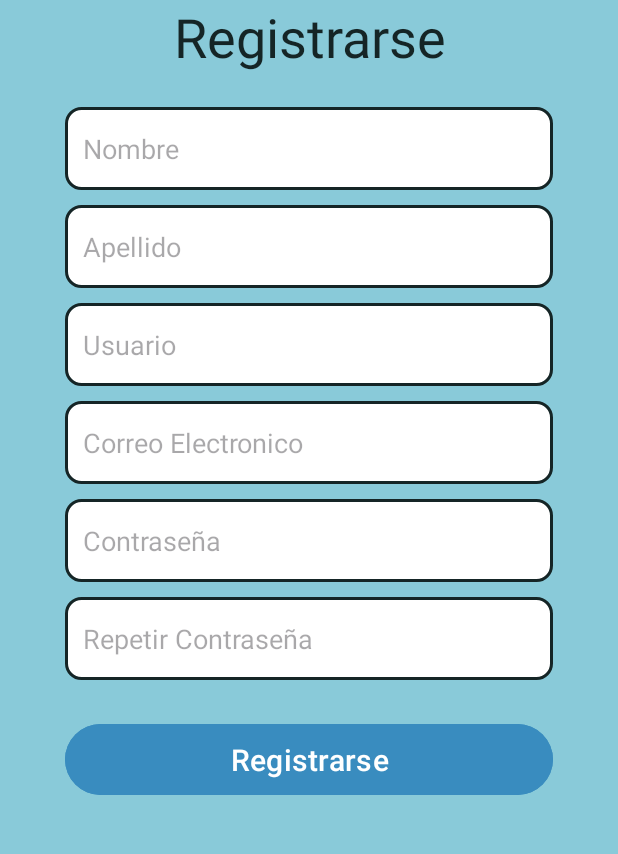
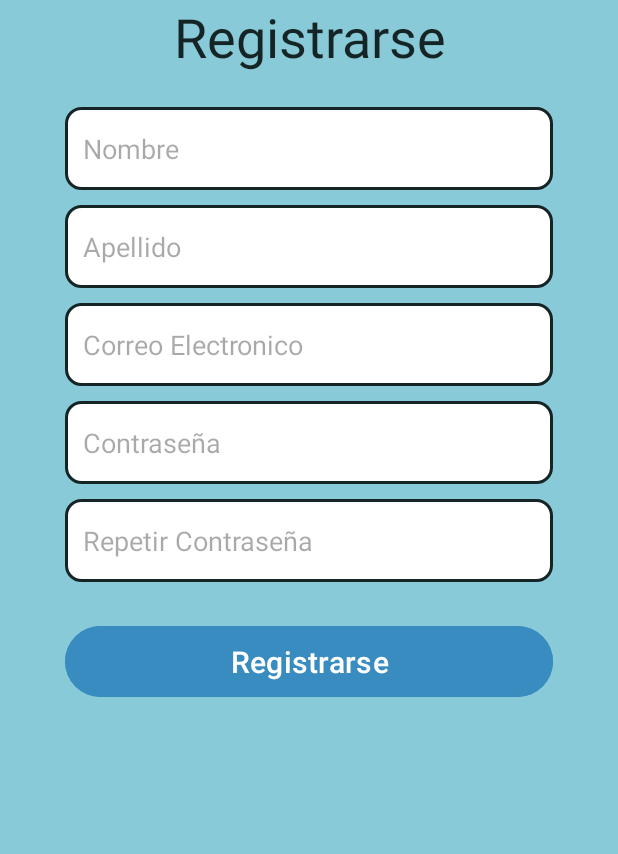
Before and after one commit to caobandoc/tienda-android-ucompensar, an Android app built with Jetpack Compose: the RegisterActivity screen opened directly, with no data from a screen before it, on a phone screen of 412 x 824 dp, the part 300-1154 px from its top. Run offline under Robolectric (Android 15) with nearby library versions, the phone set to English and light mode, and no system bars.

Commit message:
register and login with persistence

```diff
--- a/app/src/main/java/com/example/compensarshop/ui/auth/register/RegisterActivity.kt
+++ b/app/src/main/java/com/example/compensarshop/ui/auth/register/RegisterActivity.kt
@@ -3,20 +3,74 @@ package com.example.compensarshop.ui.auth.register
 import android.content.Intent
 import android.os.Bundle
 import android.widget.Button
+import android.widget.EditText
+import android.widget.Toast
 import androidx.appcompat.app.AppCompatActivity
 import com.example.compensarshop.R
+import com.example.compensarshop.core.services.LoginService
 import com.example.compensarshop.ui.auth.login.LoginActivity
 
 class RegisterActivity : AppCompatActivity() {
+
+    private lateinit var etName: EditText
+    private lateinit var etLastName: EditText
+    private lateinit var etEmail: EditText
+    private lateinit var etPassword: EditText
+    private lateinit var etConfirmPassword: EditText
+    private lateinit var btnRegister: Button
+
+    private lateinit var loginService: LoginService
+
+
     override fun onCreate(savedInstanceState: Bundle?) {
         super.onCreate(savedInstanceState)
         setContentView(R.layout.activity_register)
 
-        val registerButton: Button = findViewById(R.id.btn_register)
+        etName = findViewById(R.id.et_name)
+        etLastName = findViewById(R.id.et_lastname)
+        etEmail = findViewById(R.id.et_email)
+        etPassword = findViewById(R.id.et_password)
+        etConfirmPassword = findViewById(R.id.et_password_repeat)
+        btnRegister = findViewById(R.id.btn_register)
+        loginService = LoginService.getInstance(this)
 
-        registerButton.setOnClickListener {
-            val intent = Intent(this, LoginActivity::class.java)
-            startActivity(intent)
+        btnRegister.setOnClickListener {
+            registerUser()
         }
     }
+
+    private fun registerUser() {
+        val name = etName.text.toString()
+        val lastName = etLastName.text.toString()
+        val email = etEmail.text.toString()
+        val password = etPassword.text.toString()
+        val confirmPassword = etConfirmPassword.text.toString()
+
+        if (name.isEmpty() || lastName.isEmpty() || email.isEmpty() || password.isEmpty() || confirmPassword.isEmpty()) {
+            Toast.makeText(this, "Por favor complete todos los campos", Toast.LENGTH_SHORT).show()
+            return
+        }
+
+        if (password != confirmPassword) {
+            Toast.makeText(this, "Las contraseñas no coinciden", Toast.LENGTH_SHORT).show()
+            return
+        }
+
+        if(password.length < 6){
+            Toast.makeText(this, "La contraseña debe tener al menos 6 caracteres", Toast.LENGTH_SHORT).show()
+            return
+        }
+
+        if (loginService.existsUser(email)){
+            Toast.makeText(this, "El correo ya está registrado", Toast.LENGTH_SHORT).show()
+            return
+        }
+
+        loginService.registerUserLocal(name, lastName, email, password)
+
+        // Navigate to login screen or show success message
+        val intent = Intent(this, LoginActivity::class.java)
+        startActivity(intent)
+        finish()
+    }
 }
--- a/app/src/main/res/layout/activity_login.xml
+++ b/app/src/main/res/layout/activity_login.xml
@@ -39,8 +39,8 @@
         android:autofillHints="username"
         android:background="@drawable/edit_text_background"
         android:ems="10"
-        android:hint="@string/user"
-        android:inputType="text"
+        android:hint="@string/email"
+        android:inputType="textEmailAddress"
         android:padding="12dp"
         app:layout_constraintEnd_toEndOf="parent"
         app:layout_constraintStart_toStartOf="parent"
--- a/app/src/main/res/layout/activity_register.xml
+++ b/app/src/main/res/layout/activity_register.xml
@@ -61,21 +61,6 @@
         app:layout_constraintTop_toBottomOf="@+id/et_name" />
 
     <EditText
-        android:id="@+id/et_user"
-        android:layout_width="325dp"
-        android:layout_height="55dp"
-        android:layout_marginTop="10dp"
-        android:autofillHints="username"
-        android:background="@drawable/edit_text_background"
-        android:ems="10"
-        android:hint="@string/user"
-        android:inputType="text"
-        android:padding="12dp"
-        app:layout_constraintEnd_toEndOf="parent"
-        app:layout_constraintStart_toStartOf="parent"
-        app:layout_constraintTop_toBottomOf="@+id/et_lastname" />
-
-    <EditText
         android:id="@+id/et_email"
         android:layout_width="325dp"
         android:layout_height="55dp"
@@ -88,7 +73,7 @@
         android:padding="12dp"
         app:layout_constraintEnd_toEndOf="parent"
         app:layout_constraintStart_toStartOf="parent"
-        app:layout_constraintTop_toBottomOf="@+id/et_user" />
+        app:layout_constraintTop_toBottomOf="@+id/et_lastname" />
 
     <EditText
         android:id="@+id/et_password"
```
Also changed, not shown: app/src/main/java/com/example/compensarshop/core/dto/User.kt (added, +10 -0 lines), app/src/main/java/com/example/compensarshop/core/persistence/UserPersistence.kt (added, +91 -0 lines), app/src/main/java/com/example/compensarshop/core/services/LoginService.kt (added, +92 -0 lines), app/src/main/java/com/example/compensarshop/ui/auth/login/LoginActivity.kt (+39 -3 lines).
